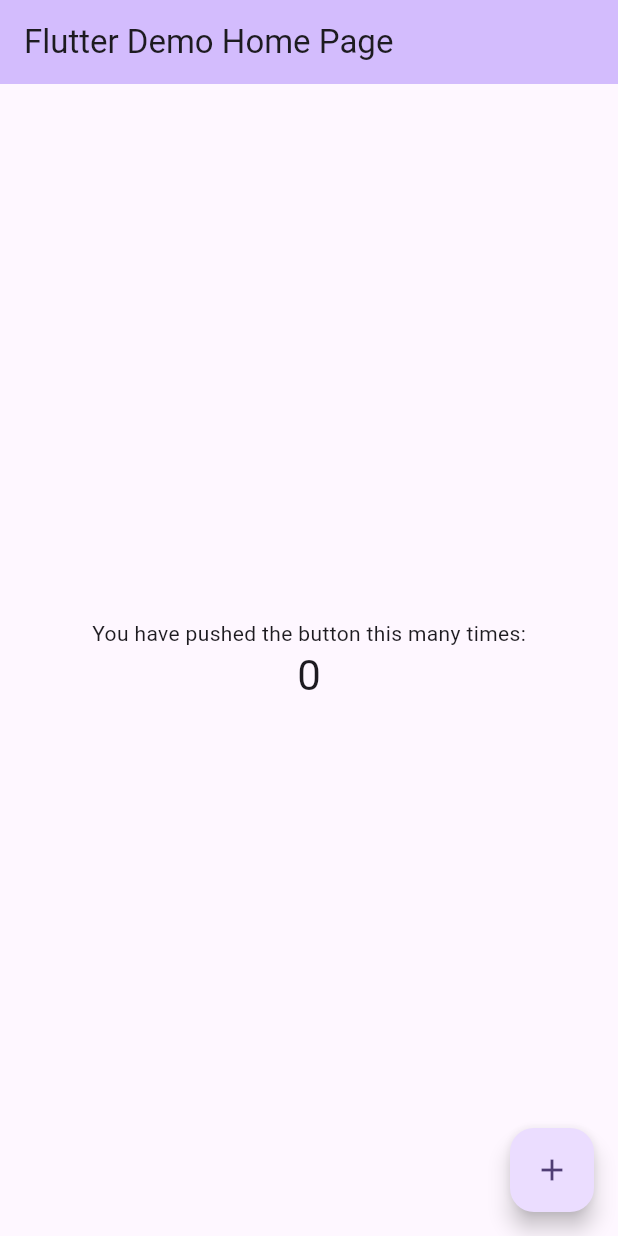
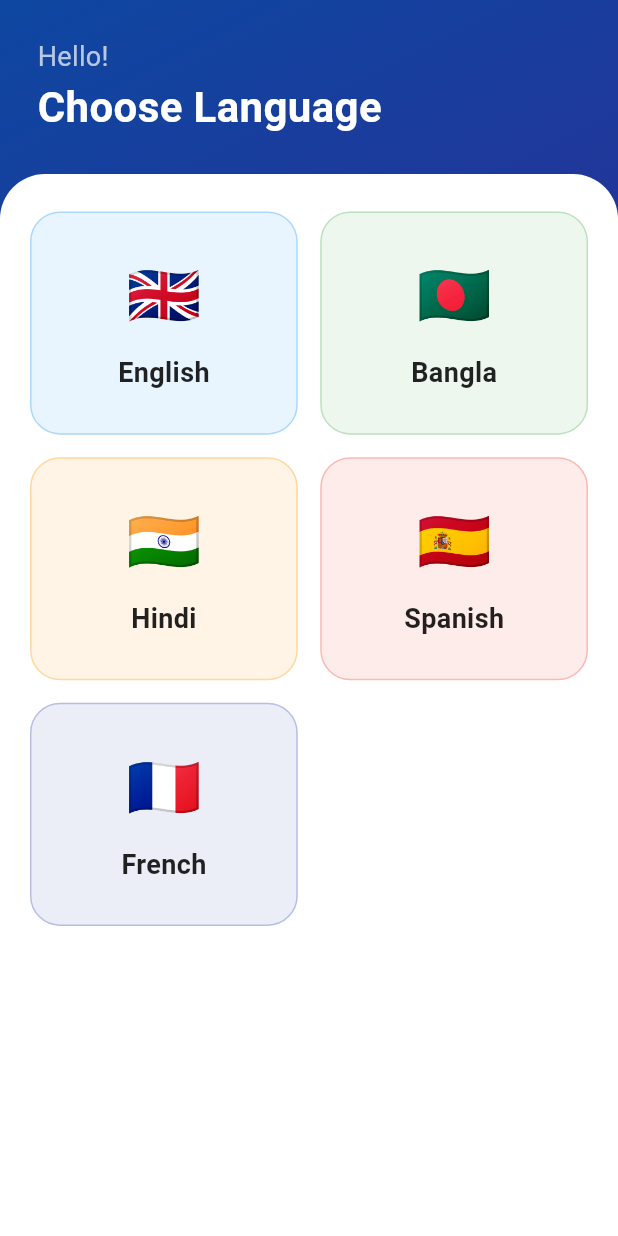
Before and after one commit to shakibislamme/Flutter_CSC464_Flutter_Final_Project-Group6-Section1-P001, a Flutter app: the screen it shows after launch, on a phone screen of 412 x 824 dp. Run offline on Flutter 3.47's test engine with Material 3 defaults, Android fonts, the phone set to English and light mode, and no system bars; our stand-ins replace cloud_firestore, firebase_core; accounts and stored records are empty.

Commit message:
Done
basic done

```diff
--- a/lib/main.dart
+++ b/lib/main.dart
@@ -1,122 +1,44 @@
+import 'package:flutter/foundation.dart';
 import 'package:flutter/material.dart';
+import 'package:firebase_core/firebase_core.dart';
+import 'screens/home_screen.dart';
 
-void main() {
+void main() async {
+  WidgetsFlutterBinding.ensureInitialized();
+
+  try {
+    if (kIsWeb) {
+      await Firebase.initializeApp(
+        options: const FirebaseOptions(
+          apiKey: "AIzaSyBu7aXz3fQgrSBPG-xpRwGKdHnxFIDdJSo",
+          authDomain: "ai-language-app-995a3.firebaseapp.com",
+          projectId: "ai-language-app-995a3",
+          storageBucket: "ai-language-app-995a3.firebasestorage.app",
+          messagingSenderId: "791310533548",
+          appId: "1:791310533548:web:61f6a380dc217c6bfe7009",
+          measurementId: "G-76D1N9EK41",
+        ),
+      );
+    } else {
+      await Firebase.initializeApp();
+    }
+  } catch (e) {
+    print("Firebase initialization error: $e");
+  }
+
   runApp(const MyApp());
 }
 
 class MyApp extends StatelessWidget {
   const MyApp({super.key});
 
-  // This widget is the root of your application.
   @override
   Widget build(BuildContext context) {
     return MaterialApp(
-      title: 'Flutter Demo',
-      theme: ThemeData(
-        // This is the theme of your application.
-        //
-        // TRY THIS: Try running your application with "flutter run". You'll see
-        // the application has a purple toolbar. Then, without quitting the app,
-        // try changing the seedColor in the colorScheme below to Colors.green
-        // and then invoke "hot reload" (save your changes or press the "hot
-        // reload" button in a Flutter-supported IDE, or press "r" if you used
-        // the command line to start the app).
-        //
-        // Notice that the counter didn't reset back to zero; the application
-        // state is not lost during the reload. To reset the state, use hot
-        // restart instead.
-        //
-        // This works for code too, not just values: Most code changes can be
-        // tested with just a hot reload.
-        colorScheme: .fromSeed(seedColor: Colors.deepPurple),
-      ),
-      home: const MyHomePage(title: 'Flutter Demo Home Page'),
+      debugShowCheckedModeBanner: false,
+      title: 'AI Language Tutor',
+      theme: ThemeData(useMaterial3: true, colorSchemeSeed: Colors.blue),
+      home: HomeScreen(),
     );
   }
 }
-
-class MyHomePage extends StatefulWidget {
-  const MyHomePage({super.key, required this.title});
-
-  // This widget is the home page of your application. It is stateful, meaning
-  // that it has a State object (defined below) that contains fields that affect
-  // how it looks.
-
-  // This class is the configuration for the state. It holds the values (in this
-  // case the title) provided by the parent (in this case the App widget) and
-  // used by the build method of the State. Fields in a Widget subclass are
-  // always marked "final".
-
-  final String title;
-
-  @override
-  State<MyHomePage> createState() => _MyHomePageState();
-}
-
-class _MyHomePageState extends State<MyHomePage> {
-  int _counter = 0;
-
-  void _incrementCounter() {
-    setState(() {
-      // This call to setState tells the Flutter framework that something has
-      // changed in this State, which causes it to rerun the build method below
-      // so that the display can reflect the updated values. If we changed
-      // _counter without calling setState(), then the build method would not be
-      // called again, and so nothing would appear to happen.
-      _counter++;
-    });
-  }
-
-  @override
-  Widget build(BuildContext context) {
-    // This method is rerun every time setState is called, for instance as done
-    // by the _incrementCounter method above.
-    //
-    // The Flutter framework has been optimized to make rerunning build methods
-    // fast, so that you can just rebuild anything that needs updating rather
-    // than having to individually change instances of widgets.
-    return Scaffold(
-      appBar: AppBar(
-        // TRY THIS: Try changing the color here to a specific color (to
-        // Colors.amber, perhaps?) and trigger a hot reload to see the AppBar
-        // change color while the other colors stay the same.
-        backgroundColor: Theme.of(context).colorScheme.inversePrimary,
-        // Here we take the value from the MyHomePage object that was created by
-        // the App.build method, and use it to set our appbar title.
-        title: Text(widget.title),
-      ),
-      body: Center(
-        // Center is a layout widget. It takes a single child and positions it
-        // in the middle of the parent.
-        child: Column(
-          // Column is also a layout widget. It takes a list of children and
-          // arranges them vertically. By default, it sizes itself to fit its
-          // children horizontally, and tries to be as tall as its parent.
-          //
-          // Column has various properties to control how it sizes itself and
-          // how it positions its children. Here we use mainAxisAlignment to
-          // center the children vertically; the main axis here is the vertical
-          // axis because Columns are vertical (the cross axis would be
-          // horizontal).
-          //
-          // TRY THIS: Invoke "debug painting" (choose the "Toggle Debug Paint"
-          // action in the IDE, or press "p" in the console), to see the
-          // wireframe for each widget.
-          mainAxisAlignment: .center,
-          children: [
-            const Text('You have pushed the button this many times:'),
-            Text(
-              '$_counter',
-              style: Theme.of(context).textTheme.headlineMedium,
-            ),
-          ],
-        ),
-      ),
-      floatingActionButton: FloatingActionButton(
-        onPressed: _incrementCounter,
-        tooltip: 'Increment',
-        child: const Icon(Icons.add),
-      ),
-    );
-  }
-}
--- /dev/null
+++ b/lib/screens/home_screen.dart
@@ -0,0 +1,114 @@
+import 'package:flutter/material.dart';
+import 'chat_screen.dart';
+
+class HomeScreen extends StatelessWidget {
+  final List<Map<String, dynamic>> languages = [
+    {"name": "English", "icon": "🇬🇧", "color": Colors.blue},
+    {"name": "Bangla", "icon": "🇧🇩", "color": Colors.green},
+    {"name": "Hindi", "icon": "🇮🇳", "color": Colors.orange},
+    {"name": "Spanish", "icon": "🇪🇸", "color": Colors.red},
+    {"name": "French", "icon": "🇫🇷", "color": Colors.indigo},
+  ];
+
+  @override
+  Widget build(BuildContext context) {
+    return Scaffold(
+      body: Container(
+        decoration: BoxDecoration(
+          gradient: LinearGradient(
+            begin: Alignment.topLeft,
+            end: Alignment.bottomRight,
+            colors: [Colors.blue.shade900, Colors.purple.shade900],
+          ),
+        ),
+        child: SafeArea(
+          child: Column(
+            crossAxisAlignment: CrossAxisAlignment.start,
+            children: [
+              Padding(
+                padding: EdgeInsets.all(25),
+                child: Column(
+                  crossAxisAlignment: CrossAxisAlignment.start,
+                  children: [
+                    Text(
+                      "Hello!",
+                      style: TextStyle(color: Colors.white70, fontSize: 18),
+                    ),
+                    Text(
+                      "Choose Language",
+                      style: TextStyle(
+                        color: Colors.white,
+                        fontSize: 28,
+                        fontWeight: FontWeight.bold,
+                      ),
+                    ),
+                  ],
+                ),
+              ),
+              Expanded(
+                child: Container(
+                  padding: EdgeInsets.symmetric(horizontal: 20),
+                  decoration: BoxDecoration(
+                    color: Colors.white,
+                    borderRadius: BorderRadius.only(
+                      topLeft: Radius.circular(30),
+                      topRight: Radius.circular(30),
+                    ),
+                  ),
+                  child: GridView.builder(
+                    padding: EdgeInsets.only(top: 25),
+                    gridDelegate: SliverGridDelegateWithFixedCrossAxisCount(
+                      crossAxisCount: 2,
+                      crossAxisSpacing: 15,
+                      mainAxisSpacing: 15,
+                      childAspectRatio: 1.2,
+                    ),
+                    itemCount: languages.length,
+                    itemBuilder: (context, index) {
+                      var lang = languages[index];
+                      return InkWell(
+                        onTap: () => Navigator.push(
+                          context,
+                          MaterialPageRoute(
+                            builder: (_) => ChatScreen(language: lang['name']),
+                          ),
+                        ),
+                        child: Container(
+                          decoration: BoxDecoration(
+                            color: lang['color'].withOpacity(0.1),
+                            borderRadius: BorderRadius.circular(20),
+                            border: Border.all(
+                              color: lang['color'].withOpacity(0.3),
+                            ),
+                          ),
+                          child: Column(
+                            mainAxisAlignment: MainAxisAlignment.center,
+                            children: [
+                              Text(
+                                lang['icon'],
+                                style: TextStyle(fontSize: 40),
+                              ),
+                              SizedBox(height: 10),
+                              Text(
+                                lang['name'],
+                                style: TextStyle(
+                                  fontSize: 18,
+                                  fontWeight: FontWeight.bold,
+                                  color: Colors.black87,
+                                ),
+                              ),
+                            ],
+                          ),
+                        ),
+                      );
+                    },
+                  ),
+                ),
+              ),
+            ],
+          ),
+        ),
+      ),
+    );
+  }
+}
```
Also changed, not shown: lib/models/message_model.dart (added, +29 -0 lines), lib/screens/chat_screen.dart (added, +138 -0 lines), lib/services/ai_service.dart (added, +43 -0 lines), lib/services/database_service.dart (added, +28 -0 lines), lib/widgets/chat_bubble.dart (added, +58 -0 lines), pubspec.yaml (+6 -72 lines), pubspec.lock, 6 other files.
